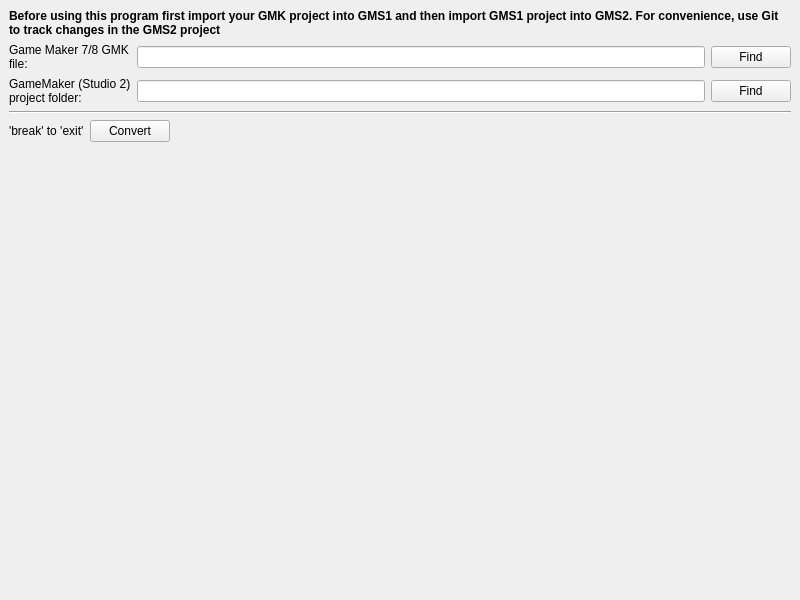
Before: the Qt Designer form src/mainwindow.ui in 3dproger/GameMakerLegacyHelper, drawn with Qt 5.
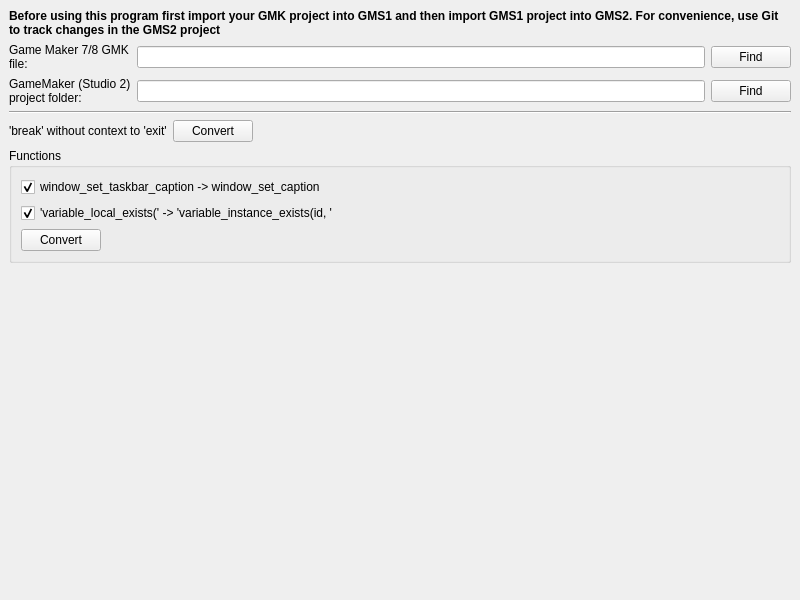
After: the same form once the commit is applied.

What changed in the file:
```diff
--- a/src/mainwindow.ui
+++ b/src/mainwindow.ui
@@ -102,6 +102,13 @@
     </item>
     <item row="2" column="0">
      <layout class="QGridLayout" name="gridLayout_3">
+      <item row="0" column="0">
+       <widget class="QLabel" name="label_4">
+        <property name="text">
+         <string>'break' without context to 'exit'</string>
+        </property>
+       </widget>
+      </item>
       <item row="0" column="1">
        <widget class="QPushButton" name="pushButtonBreakToExitConvert">
         <property name="text">
@@ -109,13 +116,6 @@
         </property>
        </widget>
       </item>
-      <item row="0" column="0">
-       <widget class="QLabel" name="label_4">
-        <property name="text">
-         <string>'break' to 'exit'</string>
-        </property>
-       </widget>
-      </item>
       <item row="0" column="2">
        <spacer name="horizontalSpacer">
         <property name="orientation">
@@ -129,6 +129,59 @@
         </property>
        </spacer>
       </item>
+      <item row="1" column="0" colspan="3">
+       <widget class="QGroupBox" name="groupBox">
+        <property name="title">
+         <string>Functions</string>
+        </property>
+        <layout class="QVBoxLayout" name="verticalLayout">
+         <item>
+          <widget class="QCheckBox" name="checkBoxWindowCaption">
+           <property name="text">
+            <string>window_set_taskbar_caption -&gt; window_set_caption</string>
+           </property>
+           <property name="checked">
+            <bool>true</bool>
+           </property>
+          </widget>
+         </item>
+         <item>
+          <widget class="QCheckBox" name="checkBoxVariableInstanceExists">
+           <property name="text">
+            <string>'variable_local_exists(' -&gt; 'variable_instance_exists(id, '</string>
+           </property>
+           <property name="checked">
+            <bool>true</bool>
+           </property>
+          </widget>
+         </item>
+         <item>
+          <layout class="QHBoxLayout" name="horizontalLayout">
+           <item>
+            <widget class="QPushButton" name="pushButtonConvertFunctions">
+             <property name="text">
+              <string>Convert</string>
+             </property>
+            </widget>
+           </item>
+           <item>
+            <spacer name="horizontalSpacer_2">
+             <property name="orientation">
+              <enum>Qt::Horizontal</enum>
+             </property>
+             <property name="sizeHint" stdset="0">
+              <size>
+               <width>40</width>
+               <height>20</height>
+              </size>
+             </property>
+            </spacer>
+           </item>
+          </layout>
+         </item>
+        </layout>
+       </widget>
+      </item>
      </layout>
     </item>
    </layout>
```
Left out of the diff: 46 changed lines with no effect on the pictures.
